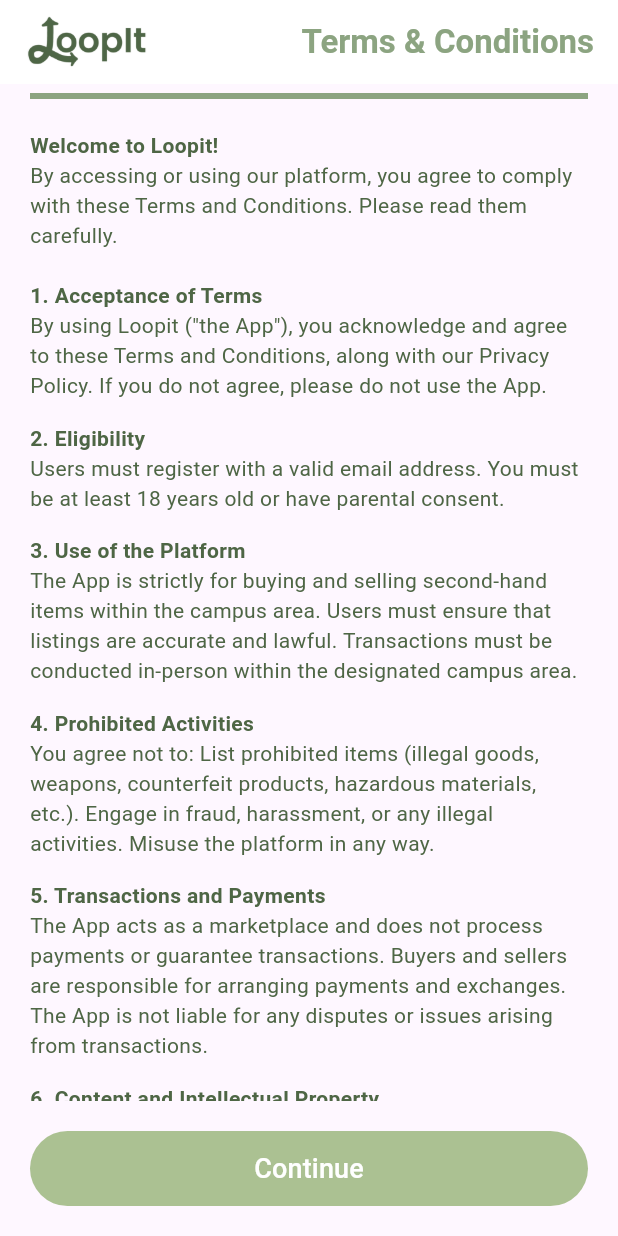
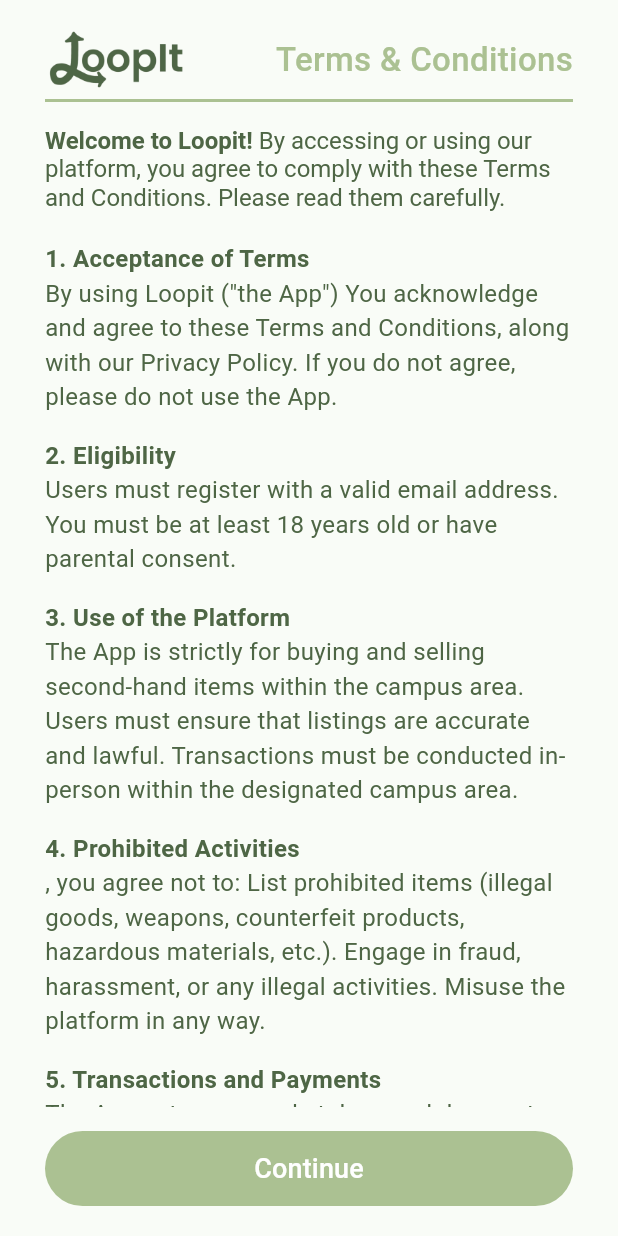
Before and after one commit to feltan01/Loopit, a Flutter app: the TermsConditionPage screen opened directly, on a phone screen of 412 x 824 dp. Run offline on Flutter 3.47's test engine with Material 3 defaults, Android fonts, the phone set to English and light mode, and no system bars.

Commit message:
bagusin hlm terms & condition

```diff
--- a/loopit/lib/screens/terms_condition.dart
+++ b/loopit/lib/screens/terms_condition.dart
@@ -5,70 +5,133 @@
 
   @override
   Widget build(BuildContext context) {
+    // Color scheme from the images
+    const Color darkGreen = Color(0xFF4E6645);
+    const Color lightGreen = Color(0xFFABC192);
+    const Color backgroundColor = Color(0xFFF9FCF7);
+    const Color dividerColor = Color(0xFFABC192);
+
     return Scaffold(
-      appBar: AppBar(
-        backgroundColor: Colors.white,
-        elevation: 0,
-        automaticallyImplyLeading: false, // Menghilangkan back button
-        title: Row(
-          mainAxisAlignment: MainAxisAlignment.spaceBetween,
+      backgroundColor: backgroundColor,
+      body: SafeArea(
+        child: Padding(
+          padding: const EdgeInsets.symmetric(horizontal: 30, vertical: 20),
+          child: Column(
             children: [
-            Image.asset("assets/images/logo.png", width: 90), // Posisi logo di kiri
+              // Header with logo and title
+              Row(
+                crossAxisAlignment: CrossAxisAlignment.center,
+                children: [
+                  Image.asset(
+                    "assets/images/logo.png", // Loopit logo from Image 2
+                    height: 40,
+                  ),
+                  const Spacer(),
                   const Text(
                     "Terms & Conditions",
                     style: TextStyle(
                       fontSize: 22,
-                fontWeight: FontWeight.bold,
-                color: Color(0xFF8CA481),
+                      color: lightGreen,
+                      fontWeight: FontWeight.w500,
                     ),
                   ),
                 ],
               ),
+              const SizedBox(height: 8),
+              // Green divider line
+              const Divider(
+                color: dividerColor,
+                thickness: 2,
+                height: 0,
               ),
-      body: Padding(
-        padding: const EdgeInsets.symmetric(horizontal: 20),
-        child: Column(
-          crossAxisAlignment: CrossAxisAlignment.start,
-          children: [
-            const Divider( // Garis hijau pembatas
-              color: Color(0xFF8CA481),
-              thickness: 4,
-            ),
-            const SizedBox(height: 15),
+              const SizedBox(height: 16),
+              // Scrollable content
               Expanded(
                 child: SingleChildScrollView(
                   child: Column(
                     crossAxisAlignment: CrossAxisAlignment.start,
-                  children: const [
-                    Text(
-                      "Welcome to Loopit!",
-                      style: TextStyle(fontWeight: FontWeight.bold, color: Color(0xFF4E6645)),
+                    children: [
+                      // Welcome section
+                      RichText(
+                        text: const TextSpan(
+                          style: TextStyle(fontSize: 16, color: darkGreen),
+                          children: [
+                            TextSpan(
+                              text: "Welcome to Loopit! ",
+                              style: TextStyle(
+                                fontWeight: FontWeight.bold,
                               ),
-                    Text(
-                      "By accessing or using our platform, you agree to comply with these Terms and Conditions. Please read them carefully.\n",
-                      style: TextStyle(color: Color(0xFF4E6645)),
                             ),
-                    _TermsSection("1. Acceptance of Terms", "By using Loopit (\"the App\"), you acknowledge and agree to these Terms and Conditions, along with our Privacy Policy. If you do not agree, please do not use the App."),
-                    _TermsSection("2. Eligibility", "Users must register with a valid email address. You must be at least 18 years old or have parental consent."),
-                    _TermsSection("3. Use of the Platform", "The App is strictly for buying and selling second-hand items within the campus area. Users must ensure that listings are accurate and lawful. Transactions must be conducted in-person within the designated campus area."),
-                    _TermsSection("4. Prohibited Activities", "You agree not to: List prohibited items (illegal goods, weapons, counterfeit products, hazardous materials, etc.). Engage in fraud, harassment, or any illegal activities. Misuse the platform in any way."),
-                    _TermsSection("5. Transactions and Payments", "The App acts as a marketplace and does not process payments or guarantee transactions. Buyers and sellers are responsible for arranging payments and exchanges. The App is not liable for any disputes or issues arising from transactions."),
-                    _TermsSection("6. Content and Intellectual Property", "Users retain ownership of their content but grant the App a license to display listings. The App reserves the right to remove any content that violates these Terms."),
-                    _TermsSection("7. Liability Disclaimer", "The App does not guarantee the quality, authenticity, or condition of listed items. Users assume all risks associated with transactions."),
-                    _TermsSection("8. Account Suspension and Termination", "The App reserves the right to suspend or terminate accounts for violations of these Terms. Users may delete their accounts, but past transactions remain subject to these Terms."),
-                    _TermsSection("9. Privacy and Data Protection", "User data is handled per our Privacy Policy. The App does not sell or distribute personal information without consent."),
-                    _TermsSection("10. Modifications to Terms", "We may update these Terms at any time. Continued use of the App constitutes acceptance of any revisions."),
+                            TextSpan(
+                              text: "By accessing or using our platform, you agree to comply with these Terms and Conditions. Please read them carefully.",
+                            ),
+                          ],
+                        ),
+                      ),
+                      const SizedBox(height: 20),
+
+                      // Terms sections
+                      _buildTermSection(
+                        "1. Acceptance of Terms",
+                        "By using Loopit (\"the App\") You acknowledge and agree to these Terms and Conditions, along with our Privacy Policy. If you do not agree, please do not use the App.",
+                      ),
+
+                      _buildTermSection(
+                        "2. Eligibility",
+                        "Users must register with a valid email address. You must be at least 18 years old or have parental consent.",
+                      ),
+
+                      _buildTermSection(
+                        "3. Use of the Platform",
+                        "The App is strictly for buying and selling second-hand items within the campus area. Users must ensure that listings are accurate and lawful. Transactions must be conducted in-person within the designated campus area.",
+                      ),
+
+                      _buildTermSection(
+                        "4. Prohibited Activities",
+                        ", you agree not to: List prohibited items (illegal goods, weapons, counterfeit products, hazardous materials, etc.). Engage in fraud, harassment, or any illegal activities. Misuse the platform in any way.",
+                      ),
+
+                      _buildTermSection(
+                        "5. Transactions and Payments",
+                        "The App acts as a marketplace and does not process payments or guarantee transactions. Buyers and sellers are responsible for arranging payments and exchanges. The App is not liable for any disputes or issues arising from transactions.",
+                      ),
+
+                      _buildTermSection(
+                        "6. Content and Intellectual Property",
+                        "Users retain ownership of their content but grant the App a license to display listings. The App reserves the right to remove any content that violates these Terms.",
+                      ),
+
+                      _buildTermSection(
+                        "7. Liability Disclaimer",
+                        "The App does not guarantee the quality, authenticity, or condition of listed items. Users assume all risks associated with transactions.",
+                      ),
+
+                      _buildTermSection(
+                        "8. Account Suspension and Termination",
+                        "The App reserves the right to suspend or terminate accounts for violations of these Terms. Users may delete their accounts, but past transactions remain subject to these Terms.",
+                      ),
+
+                      _buildTermSection(
+                        "9. Privacy and Data Protection",
+                        "User data is handled per our Privacy Policy. The App does not sell or distribute personal information without consent.",
+                      ),
+
+                      _buildTermSection(
+                        "10. Modifications to Terms",
+                        "We may update these Terms at any time. Continued use of the App constitutes acceptance of any revisions.",
+                      ),
                     ],
                   ),
                 ),
               ),
-            const SizedBox(height: 20),
+              const SizedBox(height: 16),
+              // Continue button
               SizedBox(
                 width: double.infinity,
                 height: 50,
                 child: ElevatedButton(
                   style: ElevatedButton.styleFrom(
-                  backgroundColor: const Color(0xFFABC192),
+                    backgroundColor: lightGreen,
                     shape: RoundedRectangleBorder(
                       borderRadius: BorderRadius.circular(30),
                     ),
@@ -87,31 +150,34 @@
                   ),
                 ),
               ),
-            const SizedBox(height: 20),
             ],
+          ),
         ),
       ),
     );
   }
-}
 
-class _TermsSection extends StatelessWidget {
-  final String title;
-  final String content;
-  const _TermsSection(this.title, this.content, {super.key});
-
-  @override
-  Widget build(BuildContext context) {
+  Widget _buildTermSection(String title, String content) {
     return Padding(
-      padding: const EdgeInsets.only(bottom: 15),
+      padding: const EdgeInsets.only(bottom: 16),
       child: Column(
         crossAxisAlignment: CrossAxisAlignment.start,
         children: [
           Text(
             title,
-            style: const TextStyle(fontWeight: FontWeight.bold, color: Color(0xFF4E6645)),
+            style: const TextStyle(
+              fontWeight: FontWeight.bold,
+              fontSize: 16,
+              color: Color(0xFF4E6645),
             ),
-          Text(content, style: const TextStyle(color: Color(0xFF4E6645))),
+          ),
+          Text(
+            content,
+            style: const TextStyle(
+              fontSize: 16,
+              color: Color(0xFF4E6645),
+            ),
+          ),
         ],
       ),
     );
```
Lines whose indentation alone changed are shown as unchanged.
